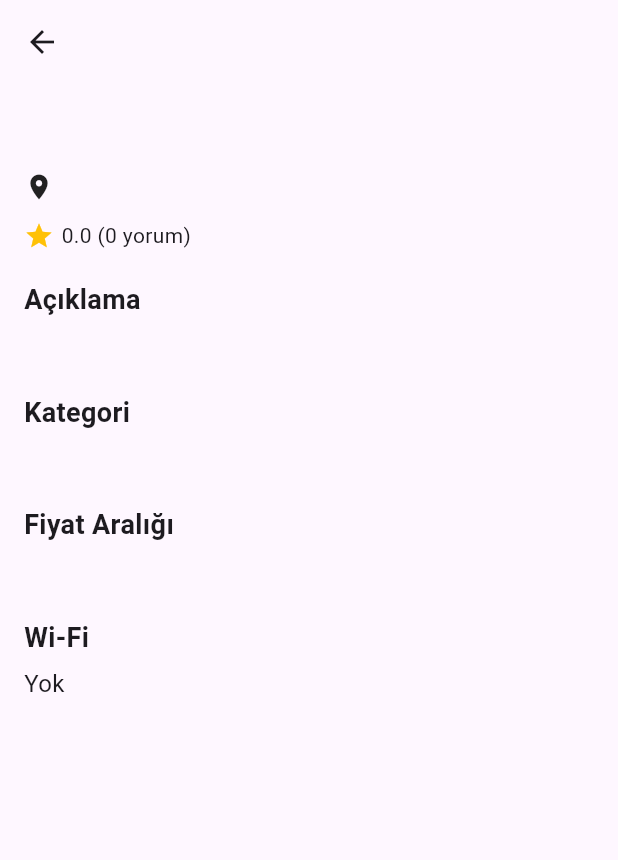
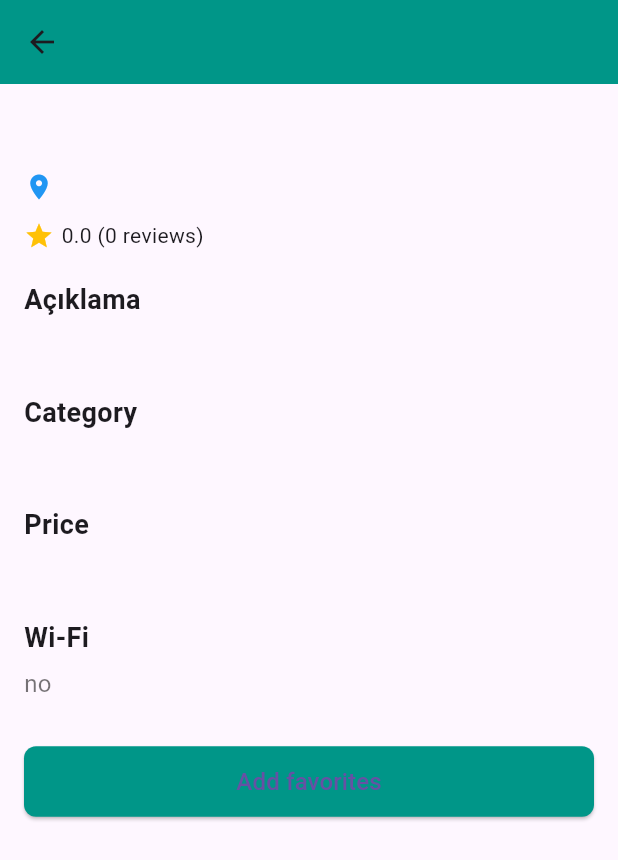
Before and after one commit to birgulbas/nom_nom_guide, a Flutter app: the PlaceScreen screen opened directly with empty values, on a phone screen of 412 x 824 dp. Shown: the top 860 px of the screen. Run offline on Flutter 3.47's test engine with Material 3 defaults, Android fonts, the phone set to English and light mode, and no system bars; our stand-ins replace shared_preferences; accounts and stored records are empty; network calls fail.

Commit message:
kafe ve kategori sayfalarına tasarım

```diff
--- a/lib/screens/login_screen.dart
+++ b/lib/screens/login_screen.dart
@@ -1,4 +1,5 @@
 import 'package:flutter/material.dart';
+import 'home_screen.dart';
 import 'register_screen.dart';
 import 'profile_screen.dart';
 
--- a/lib/screens/places_screen.dart
+++ b/lib/screens/places_screen.dart
@@ -1,3 +1,4 @@
+// kafe ekranı
 import 'package:flutter/material.dart';
 import 'package:nom_nom_guide/models/place.dart';
 
@@ -11,23 +12,24 @@ class PlaceScreen extends StatelessWidget {
     return Scaffold(
       appBar: AppBar(
         title: Text(place.name),
+        backgroundColor: Colors.teal,
       ),
       body: Padding(
         padding: const EdgeInsets.all(16.0),
-        child: Column(
-          crossAxisAlignment: CrossAxisAlignment.start,
+        child: ListView(
           children: [
             // Kafe Adı
             Text(
               place.name,
-              style: const TextStyle(fontSize: 24, fontWeight: FontWeight.bold),
+              style: const TextStyle(
+                  fontSize: 24, fontWeight: FontWeight.bold, color: Colors.black),
             ),
             const SizedBox(height: 8),
 
             // Lokasyon
             Row(
               children: [
-                const Icon(Icons.location_on, size: 20),
+                const Icon(Icons.location_on, size: 20, color: Colors.blue),
                 const SizedBox(width: 5),
                 Text(place.location),
               ],
@@ -39,7 +41,7 @@ class PlaceScreen extends StatelessWidget {
               children: [
                 const Icon(Icons.star, color: Colors.amber, size: 20),
                 const SizedBox(width: 5),
-                Text('${place.rating.toStringAsFixed(1)} (${place.totalReviews} yorum)'),
+                Text('${place.rating.toStringAsFixed(1)} (${place.totalReviews} reviews)'),
               ],
             ),
             const SizedBox(height: 20),
@@ -52,46 +54,66 @@ class PlaceScreen extends StatelessWidget {
             const SizedBox(height: 6),
             Text(
               place.description ?? 'Açıklama bulunamadı.',
-              style: const TextStyle(fontSize: 16),
+              style: const TextStyle(fontSize: 16, color: Colors.black54),
             ),
 
             const SizedBox(height: 20),
 
             // Kategori
             const Text(
-              'Kategori',
+              'Category',
               style: TextStyle(fontSize: 18, fontWeight: FontWeight.bold),
             ),
             const SizedBox(height: 6),
             Text(
               _translateCategory(place.category),
-              style: const TextStyle(fontSize: 16),
+              style: const TextStyle(fontSize: 16, color: Colors.black54),
             ),
 
             const SizedBox(height: 20),
 
-            // Fiyat Aralığı
+            // Fiyat aralığı
             const Text(
-              'Fiyat Aralığı',
+              'Price',
               style: TextStyle(fontSize: 18, fontWeight: FontWeight.bold),
             ),
             const SizedBox(height: 6),
             Text(
               _translatePriceRange(place.priceRange),
-              style: const TextStyle(fontSize: 16),
+              style: const TextStyle(fontSize: 16, color: Colors.black54),
             ),
 
             const SizedBox(height: 20),
 
-            // Wi-Fi Durumu
+            // Wi-Fi
             const Text(
               'Wi-Fi',
               style: TextStyle(fontSize: 18, fontWeight: FontWeight.bold),
             ),
             const SizedBox(height: 6),
             Text(
-              place.hasWifi ? 'Var' : 'Yok',
-              style: const TextStyle(fontSize: 16),
+              place.hasWifi ? 'yes' : 'no',
+              style: const TextStyle(fontSize: 16, color: Colors.black54),
+            ),
+
+            const SizedBox(height: 30),
+
+            // Favori ekleme butonu
+            ElevatedButton(
+              onPressed: () {
+                // Favorilere ekleme
+              },
+              style: ElevatedButton.styleFrom(
+                backgroundColor: Colors.teal, //  backgroundColor
+                padding: const EdgeInsets.symmetric(vertical: 12, horizontal: 20),
+                shape: RoundedRectangleBorder(
+                  borderRadius: BorderRadius.circular(8),
+                ),
+              ),
+              child: const Text(
+                'Add favorites',
+                style: TextStyle(fontSize: 16),
+              ),
             ),
           ],
         ),
@@ -117,11 +139,11 @@ class PlaceScreen extends StatelessWidget {
   String _translatePriceRange(String priceRange) {
     switch (priceRange) {
       case 'cheap':
-        return 'Uygun';
+        return 'Cheap';
       case 'medium':
-        return 'Orta';
+        return 'Medium';
       case 'expensive':
-        return 'Pahalı';
+        return 'Expensive';
       default:
         return priceRange;
     }
--- a/lib/screens/settings_screen.dart
+++ b/lib/screens/settings_screen.dart
@@ -21,14 +21,14 @@ class _SettingsScreenState extends State<SettingsScreen> {
   }
 
   void _openFeedbackDialog() {
-    TextEditingController controller = TextEditingController();
+    TextEditingController _controller = TextEditingController();
 
     showDialog(
       context: context,
       builder: (context) => AlertDialog(
         title: Text("FeedBack"),
         content: TextField(
-          controller: controller,
+          controller: _controller,
           maxLines: 4,
           decoration: InputDecoration(hintText: "Write your problem or feedback."),
         ),
```
Also changed, not shown: lib/screens/category_screen.dart (+124 -34 lines), lib/screens/home_screen.dart (+56 -61 lines), lib/screens/register_screen.dart (+11 -36 lines), lib/services/api_services.dart (+10 -8 lines).
